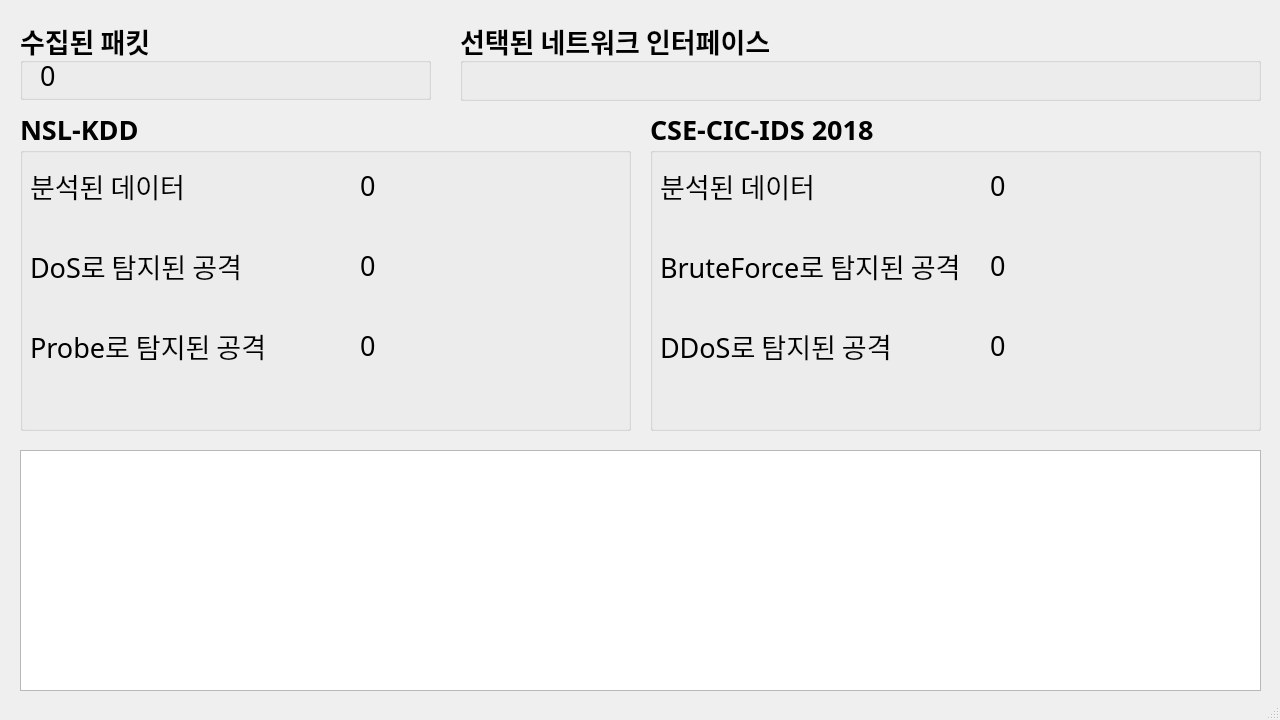
Before: the Qt Designer form gui/main.ui in songzealot/capstone, drawn with Qt 5.
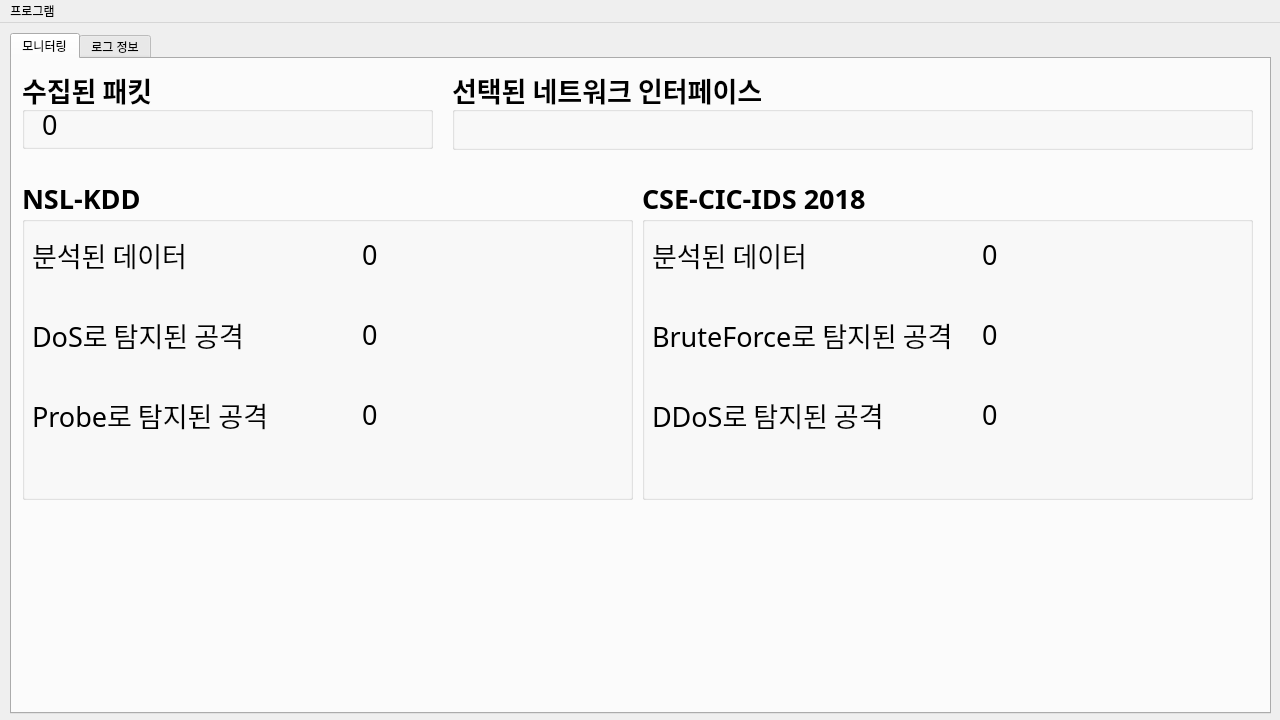
After: the same form once the commit is applied. The open tabs and pages were chosen to show the change.

Commit message: gui 수정

Diff of the .ui file:
```diff
--- a/gui/main.ui
+++ b/gui/main.ui
@@ -14,11 +14,36 @@
    <string>MainWindow</string>
   </property>
   <widget class="QWidget" name="centralwidget">
+   <widget class="QTabWidget" name="tabWidget">
+    <property name="geometry">
+     <rect>
+      <x>10</x>
+      <y>10</y>
+      <width>1261</width>
+      <height>681</height>
+     </rect>
+    </property>
+    <property name="tabPosition">
+     <enum>QTabWidget::North</enum>
+    </property>
+    <property name="tabShape">
+     <enum>QTabWidget::Rounded</enum>
+    </property>
+    <property name="currentIndex">
+     <number>1</number>
+    </property>
+    <property name="elideMode">
+     <enum>Qt::ElideNone</enum>
+    </property>
+    <widget class="QWidget" name="tab_2">
+     <attribute name="title">
+      <string>모니터링</string>
+     </attribute>
    <widget class="QGroupBox" name="description_captured_packets">
     <property name="geometry">
      <rect>
-      <x>20</x>
-      <y>20</y>
+        <x>10</x>
+        <y>10</y>
       <width>411</width>
       <height>80</height>
      </rect>
@@ -56,11 +81,53 @@
      </property>
     </widget>
    </widget>
+     <widget class="QGroupBox" name="groupBox">
+      <property name="geometry">
+       <rect>
+        <x>440</x>
+        <y>10</y>
+        <width>801</width>
+        <height>81</height>
+       </rect>
+      </property>
+      <property name="font">
+       <font>
+        <family>맑은 고딕</family>
+        <pointsize>20</pointsize>
+        <weight>75</weight>
+        <bold>true</bold>
+       </font>
+      </property>
+      <property name="title">
+       <string>선택된 네트워크 인터페이스</string>
+      </property>
+      <widget class="QLabel" name="selected_network">
+       <property name="geometry">
+        <rect>
+         <x>20</x>
+         <y>35</y>
+         <width>761</width>
+         <height>41</height>
+        </rect>
+       </property>
+       <property name="font">
+        <font>
+         <family>맑은 고딕</family>
+         <pointsize>20</pointsize>
+         <weight>50</weight>
+         <bold>false</bold>
+        </font>
+       </property>
+       <property name="text">
+        <string/>
+       </property>
+      </widget>
+     </widget>
    <widget class="QGroupBox" name="description_kdd">
     <property name="geometry">
      <rect>
-      <x>20</x>
-      <y>110</y>
+        <x>10</x>
+        <y>120</y>
       <width>611</width>
       <height>321</height>
      </rect>
@@ -206,8 +273,8 @@
    <widget class="QGroupBox" name="description_cic">
     <property name="geometry">
      <rect>
-      <x>650</x>
-      <y>110</y>
+        <x>630</x>
+        <y>120</y>
       <width>611</width>
       <height>321</height>
      </rect>
@@ -350,12 +417,17 @@
      </property>
     </widget>
    </widget>
+    </widget>
+    <widget class="QWidget" name="tab">
+     <attribute name="title">
+      <string>로그 정보</string>
+     </attribute>
    <widget class="QTextBrowser" name="log_box">
     <property name="geometry">
      <rect>
-      <x>20</x>
-      <y>450</y>
-      <width>1241</width>
+        <x>700</x>
+        <y>40</y>
+        <width>551</width>
       <height>241</height>
      </rect>
     </property>
@@ -363,50 +435,47 @@
      <enum>QAbstractScrollArea::AdjustToContents</enum>
     </property>
    </widget>
-   <widget class="QGroupBox" name="groupBox">
-    <property name="geometry">
-     <rect>
-      <x>460</x>
-      <y>20</y>
-      <width>801</width>
-      <height>81</height>
-     </rect>
-    </property>
-    <property name="font">
-     <font>
-      <family>맑은 고딕</family>
-      <pointsize>20</pointsize>
-      <weight>75</weight>
-      <bold>true</bold>
-     </font>
-    </property>
-    <property name="title">
-     <string>선택된 네트워크 인터페이스</string>
-    </property>
-    <widget class="QLabel" name="selected_network">
+     <widget class="QTextBrowser" name="ip_log_box">
      <property name="geometry">
       <rect>
        <x>20</x>
-       <y>35</y>
-       <width>761</width>
-       <height>41</height>
-      </rect>
-     </property>
-     <property name="font">
-      <font>
-       <family>맑은 고딕</family>
-       <pointsize>20</pointsize>
-       <weight>50</weight>
-       <bold>false</bold>
-      </font>
-     </property>
-     <property name="text">
-      <string/>
-     </property>
-    </widget>
-   </widget>
-  </widget>
-  <widget class="QStatusBar" name="statusbar"/>
+        <y>40</y>
+        <width>571</width>
+        <height>231</height>
+       </rect>
+      </property>
+     </widget>
+    </widget>
+   </widget>
+  </widget>
+  <widget class="QMenuBar" name="menuBar">
+   <property name="geometry">
+    <rect>
+     <x>0</x>
+     <y>0</y>
+     <width>1280</width>
+     <height>21</height>
+    </rect>
+   </property>
+   <widget class="QMenu" name="menu">
+    <property name="title">
+     <string>프로그램</string>
+    </property>
+    <addaction name="action"/>
+    <addaction name="action_2"/>
+   </widget>
+   <addaction name="menu"/>
+  </widget>
+  <action name="action">
+   <property name="text">
+    <string>정보</string>
+   </property>
+  </action>
+  <action name="action_2">
+   <property name="text">
+    <string>종료</string>
+   </property>
+  </action>
  </widget>
  <resources/>
  <connections/>
```
Left out of the diff: 2 changed lines with no effect on the pictures. Lines whose indentation alone changed are shown as unchanged. The commit also changes 1 other file.
